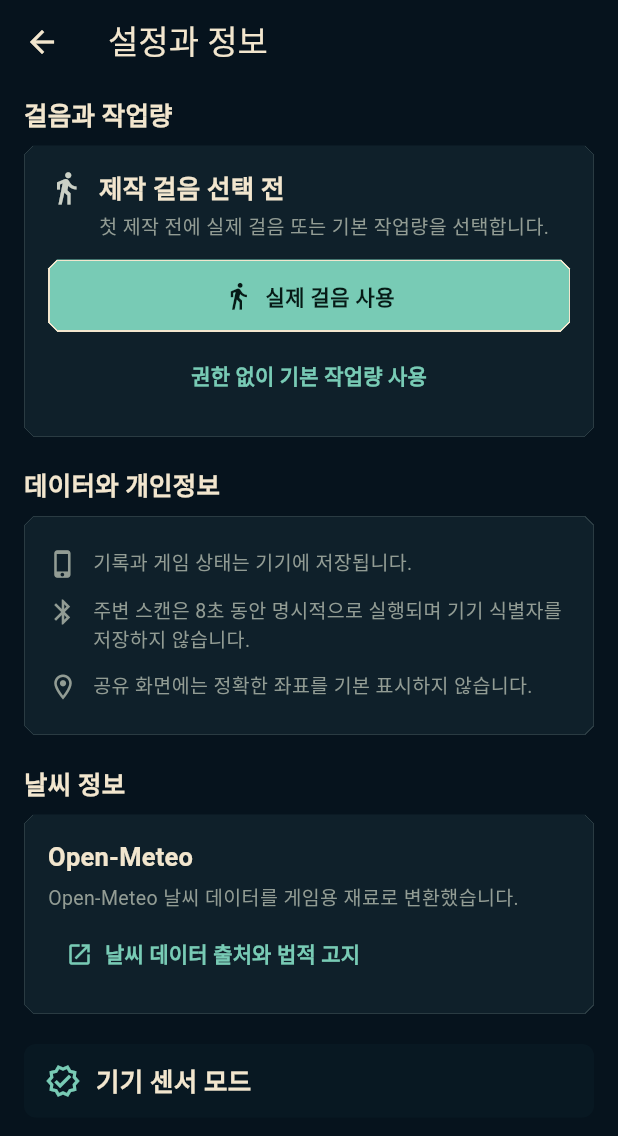
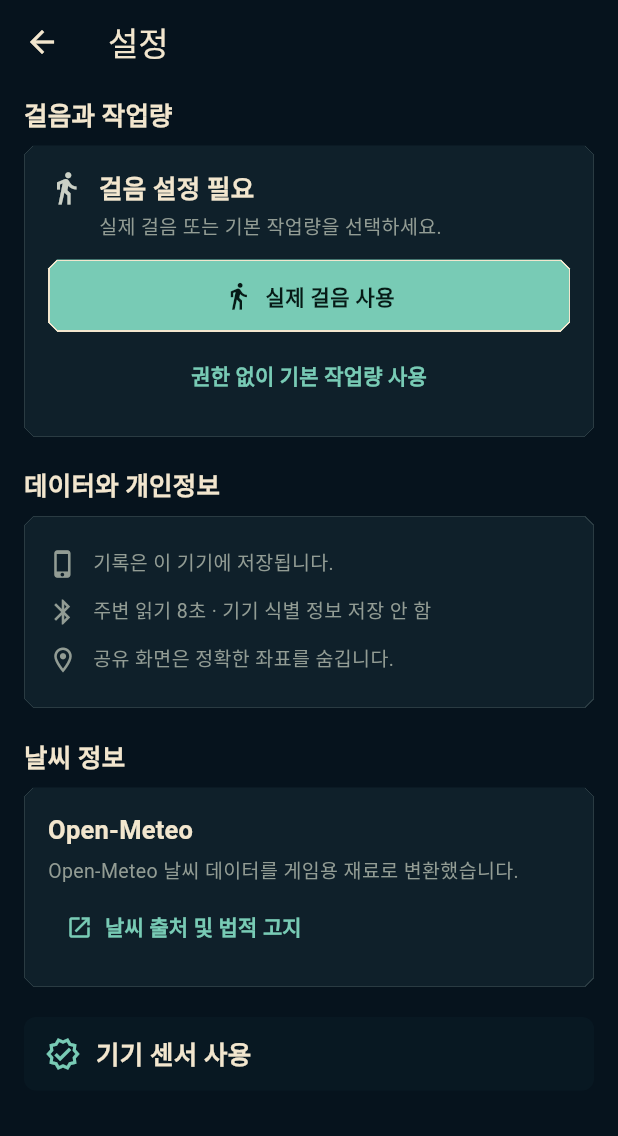
Before and after one commit to eiranotes/Locus, a Flutter app: the SettingsScreen screen opened directly with empty values, on a phone screen of 412 x 824 dp. Shown: the top 1136 px of the screen. Run offline on Flutter 3.47's test engine with Material 3 defaults, Android fonts, the phone set to English and light mode, and no system bars; our stand-ins replace geolocator, permission_handler, sqflite; missing offline and left inert: flame; accounts and stored records are empty.

Commit message:
feat(ui): turn capture history into pixel postcards
What changed:
- compose deterministic record scenes from existing time, season, weather, surroundings, and scenery art
- replace repeated generic record stamps and distill verbose UI copy across the core loop
- add record-scene coverage and update the deterministic UI tour assertion

Why:
- historical captures need recognizable visual identity instead of placeholder-like icons
- visible state and next actions should not be narrated twice

Verification:
- ./tool/validate.sh (92 tests)
- flutter build apk --debug --dart-define=DEMO_MODE=true --no-pub
- deterministic iOS demo tour on LocusPlacementQA with 23 inspected screenshots

Documentation:
- updated PROJECT_STATUS, TASKS, DECISIONS, CHANGELOG, and architecture

Known limitations:
- physical-device accessibility and live WeatherKit/Bluetooth behavior remain release gates

```diff
--- a/lib/src/ui/screens/capture_sheet.dart
+++ b/lib/src/ui/screens/capture_sheet.dart
@@ -271,7 +271,7 @@ class _PreparationView extends StatelessWidget {
               ],
               const SizedBox(height: 8),
               Text(
-                '지역 날씨 모델값을 게임 흔적으로 바꿉니다. 현장 측정값을 뜻하지 않습니다.',
+                '지역 날씨 모델 · 현장 측정 아님',
                 style: Theme.of(context).textTheme.bodySmall,
               ),
             ],
@@ -287,7 +287,7 @@ class _PreparationView extends StatelessWidget {
                 icon: Icons.radar,
                 iconColor: PixelPalette.violet,
                 title: '주변',
-                value: '8초 동안 전파 패턴 읽기',
+                value: '8초 읽기',
                 readiness: value.surroundingReadiness,
               ),
               if (value.surroundingReadiness.isReady) ...<Widget>[
@@ -297,7 +297,7 @@ class _PreparationView extends StatelessWidget {
                   value: includeSurroundings,
                   onChanged: onSurroundingsChanged,
                   title: const Text('주변까지 함께 수집'),
-                  subtitle: const Text('사람 수나 특정 기기를 기록하지 않습니다.'),
+                  subtitle: const Text('기기 식별 정보는 저장하지 않음'),
                 ),
               ],
             ],
@@ -315,7 +315,7 @@ class _PreparationView extends StatelessWidget {
                   crossAxisAlignment: CrossAxisAlignment.start,
                   children: <Widget>[
                     Text(
-                      '제작에 쓸 수 있는 걸음',
+                      '사용 가능한 걸음',
                       style: Theme.of(context).textTheme.titleMedium,
                     ),
                     const SizedBox(height: 3),
@@ -338,7 +338,7 @@ class _PreparationView extends StatelessWidget {
         ),
         const SizedBox(height: 18),
         Text(
-          '준비된 재료는 수집할 때까지 유지됩니다. 지금 만들지 않아도 자동으로 보관됩니다.',
+          '준비된 재료는 자동 보관됩니다.',
           style: Theme.of(context).textTheme.bodyMedium,
           textAlign: TextAlign.center,
         ),
@@ -445,12 +445,12 @@ class _CaptureProgress extends StatelessWidget {
           ),
           const SizedBox(height: 24),
           Text(
-            scansSurroundings ? '주변을 읽는 중' : '날씨를 기록하는 중',
+            scansSurroundings ? '주변 읽는 중' : '날씨 저장 중',
             style: Theme.of(context).textTheme.headlineSmall,
           ),
           const SizedBox(height: 8),
           Text(
-            scansSurroundings ? '화면을 켠 상태로 잠시 기다려 주세요.' : '준비된 날씨 재료를 저장합니다.',
+            scansSurroundings ? '화면을 켠 채 기다려 주세요.' : '잠시만 기다려 주세요.',
             style: Theme.of(context).textTheme.bodyMedium,
           ),
         ],
@@ -559,7 +559,7 @@ class _ResultView extends StatelessWidget {
           ),
         if (bundle.weatherMaterial == null &&
             bundle.surroundingMaterial == null)
-          const PixelCard(child: Text('새로 준비된 재료가 없어 기록만 확인했습니다.')),
+          const PixelCard(child: Text('새 재료 없음 · 기록만 저장')),
         if (bundle.patterns.isNotEmpty) ...<Widget>[
           const SizedBox(height: 14),
           _CollectedPatternsSection(
@@ -648,12 +648,12 @@ class _CollectedPatternsSection extends StatelessWidget {
               const SizedBox(width: 8),
               Expanded(
                 child: Text(
-                  '이번에 수집한 패턴',
+                  '수집 패턴',
                   style: Theme.of(context).textTheme.titleMedium,
                 ),
               ),
               Text(
-                '신규 $newCount · 다시 만남 $repeatedCount',
+                '신규 $newCount · 반복 $repeatedCount',
                 style: Theme.of(context).textTheme.bodyMedium,
               ),
             ],
@@ -673,7 +673,7 @@ class _CollectedPatternsSection extends StatelessWidget {
             _PatternResultSummary(
               title: '동시 조합',
               count: combinations.length,
-              summary: '같은 순간의 정보 조합도 별도 수집물로 저장',
+              summary: '같은 순간에 모인 정보',
             ),
             const SizedBox(height: 11),
             for (
@@ -696,7 +696,7 @@ class _CollectedPatternsSection extends StatelessWidget {
               Align(
                 alignment: Alignment.centerRight,
                 child: Text(
-                  '외 ${combinations.length - representatives.length}개 · 보관함 패턴에서 확인',
+                  '나머지 ${combinations.length - representatives.length}개 · 보관함에서 확인',
                   style: Theme.of(context).textTheme.bodySmall,
                 ),
               ),
@@ -711,7 +711,7 @@ class _CollectedPatternsSection extends StatelessWidget {
               title: '${targetVisitor!.nameKo} 단서',
               count: targetEvidence.length,
               summary:
-                  '${targetEvidence.map((VisitorPatternEvidence item) => compactPatternLabel(item.pattern)).join(' · ')} · 소모되지 않음',
+                  '${targetEvidence.map((VisitorPatternEvidence item) => compactPatternLabel(item.pattern)).join(' · ')} · 비소모 단서',
             ),
           ],
         ],
--- a/lib/src/ui/screens/codex_screen.dart
+++ b/lib/src/ui/screens/codex_screen.dart
@@ -82,7 +82,7 @@ class _VisitorsTab extends StatelessWidget {
             label: '만난 방문자',
             completed: seenIds.length,
             total: controller.catalog.visitors.length,
-            supportingText: '시간·날씨 패턴을 단서로 삼아 방문자 기록을 채워보세요.',
+            supportingText: '패턴에서 방문자 단서를 찾을 수 있습니다.',
           ),
         ),
         for (final group in groups) ...<Widget>[
@@ -266,7 +266,7 @@ class _ObjectKindsTab extends StatelessWidget {
                 label: '만들어 본 물건',
                 completed: madeRecipeIds.length,
                 total: controller.catalog.recipes.length,
-                supportingText: '한 번 만든 물건은 보관함에서 꺼내 다른 골목 조합에 다시 쓸 수 있어요.',
+                supportingText: '보관한 물건은 다시 배치할 수 있습니다.',
               ),
             ),
             for (final group in groups) ...<Widget>[
@@ -372,7 +372,7 @@ class _ObjectKindsTab extends StatelessWidget {
                           ),
                           const SizedBox(height: 4),
                           Text(
-                            made ? '$count개 제작' : '만드는 법을 찾아보세요.',
+                            made ? '$count개 제작' : '만드는 법 미발견',
                             maxLines: 1,
                             overflow: TextOverflow.ellipsis,
                             style: Theme.of(context).textTheme.bodyMedium,
@@ -411,7 +411,7 @@ class _RecipesTab extends StatelessWidget {
             label: '찾은 만드는 법',
             completed: controller.unlockedRecipeIds.length,
             total: controller.catalog.recipes.length,
-            supportingText: '배치 조건을 맞춰 방문자를 만나면 새로운 만드는 법이 열립니다.',
+            supportingText: '방문자를 만나 새 만드는 법을 찾습니다.',
           ),
         ),
         for (final group in groups) ...<Widget>[
@@ -472,12 +472,12 @@ class _RecipesTab extends StatelessWidget {
                             crossAxisAlignment: CrossAxisAlignment.start,
                             children: <Widget>[
                               Text(
-                                '아직 만나지 못한 만드는 법 $lockedCount개',
+                                '잠긴 만드는 법 $lockedCount개',
                                 style: Theme.of(context).textTheme.titleMedium,
                               ),
                               const SizedBox(height: 4),
                               Text(
-                                '이 모음의 방문자 조건을 맞추면 차례로 열립니다.',
+                                '방문자를 만나면 열립니다.',
                                 style: Theme.of(context).textTheme.bodyMedium,
                               ),
                             ],
--- a/lib/src/ui/screens/crafting_screen.dart
+++ b/lib/src/ui/screens/crafting_screen.dart
@@ -343,7 +343,7 @@ class _CraftingDetailScreenState extends State<CraftingDetailScreen> {
           Text('날씨 재료', style: Theme.of(context).textTheme.titleMedium),
           const SizedBox(height: 8),
           if (controller.availableWeatherMaterials.isEmpty)
-            const PixelCard(child: Text('사용 가능한 날씨 재료가 없습니다. 먼저 수집해 주세요.'))
+            const PixelCard(child: Text('날씨를 먼저 수집해 주세요.'))
           else
             _WeatherPicker(
               materials: controller.availableWeatherMaterials,
@@ -357,13 +357,8 @@ class _CraftingDetailScreenState extends State<CraftingDetailScreen> {
           if (weather != null) ...<Widget>[
             const SizedBox(height: 18),
             Text(
-              '이번 물건에서 살릴 흔적',
+              '남길 흔적 · 하나 선택',
               style: Theme.of(context).textTheme.titleMedium,
-            ),
-            const SizedBox(height: 4),
-            Text(
-              '재료의 흔적 중 하나만 골라 형태와 배치 효과를 또렷하게 남깁니다.',
-              style: Theme.of(context).textTheme.bodyMedium,
             ),
             const SizedBox(height: 8),
             _TraitFocusPicker(
@@ -396,7 +391,7 @@ class _CraftingDetailScreenState extends State<CraftingDetailScreen> {
           ),
           const SizedBox(height: 8),
           if (controller.availableSurroundingMaterials.isEmpty)
-            const PixelCard(child: Text('주변 재료 없이 기본 인접 기능으로 만들 수 있습니다.'))
+            const PixelCard(child: Text('선택 없이도 만들 수 있습니다.'))
           else
             _SurroundingPicker(
               materials: controller.availableSurroundingMaterials,
@@ -547,7 +542,7 @@ class _CraftingActionPanel extends StatelessWidget {
           if (constructionInProgress) ...<Widget>[
             const SizedBox(height: 8),
             const Text(
-              '진행 중인 공사가 있어 새 물건을 시작할 수 없습니다.',
+              '진행 중인 공사를 먼저 마쳐 주세요.',
               style: TextStyle(color: PixelPalette.amber),
             ),
           ],
@@ -561,9 +556,7 @@ class _CraftingActionPanel extends StatelessWidget {
           ),
           const SizedBox(height: 8),
           Text(
-            canComplete
-                ? '완성되면 빈 칸에 놓이며 언제든 직접 옮길 수 있습니다.'
-                : '현재 걸음을 먼저 쓰고, 남은 걸음은 이후 동기화할 때 채웁니다.',
+            canComplete ? '완성 후 빈 칸에 자동 배치' : '남은 걸음은 다음 동기화 때 반영',
             textAlign: TextAlign.center,
             style: Theme.of(context).textTheme.bodyMedium,
           ),
--- a/lib/src/ui/screens/home_screen.dart
+++ b/lib/src/ui/screens/home_screen.dart
@@ -351,7 +351,7 @@ class _VisitorGoal extends StatelessWidget {
                   const SizedBox(height: 3),
                   Text(
                     missing == null
-                        ? '조건을 모두 완성했습니다.'
+                        ? '조건 완성'
                         : _visitorRequirementSummary(missing),
                     maxLines: 1,
                     overflow: TextOverflow.ellipsis,
@@ -362,11 +362,11 @@ class _VisitorGoal extends StatelessWidget {
                     repeatWait != null && repeatWait! > Duration.zero
                         ? _repeatWaitLabel(repeatWait!)
                         : clue != null
-                        ? '패턴 단서 · ${compactPatternLabel(clue.pattern)}에서 다시 확인'
+                        ? '패턴 단서 · ${compactPatternLabel(clue.pattern)}'
                         : discovered
-                        ? '조건이 맞으면 장면 기록이 하나 더 남습니다.'
+                        ? '조건을 유지하면 다시 옵니다.'
                         : rewardRecipeName == null
-                        ? '조건을 맞추면 새 기록이 열립니다.'
+                        ? '조건을 맞추면 찾아옵니다.'
                         : '첫 만남 보상 · $rewardRecipeName',
                     maxLines: 1,
                     overflow: TextOverflow.ellipsis,
@@ -468,14 +468,12 @@ class _CraftPrompt extends StatelessWidget {
               crossAxisAlignment: CrossAxisAlignment.start,
               children: <Widget>[
                 Text(
-                  canCraft ? '지금 만들 수 있는 물건 보기' : '먼저 날씨를 수집해 주세요',
+                  canCraft ? '물건 만들기' : '날씨 수집 필요',
                   style: Theme.of(context).textTheme.titleMedium,
                 ),
                 const SizedBox(height: 3),
                 Text(
-                  canCraft
-                      ? '수집한 재료와 걸음으로 물건을 만들면 내 공간에 놓입니다.'
-                      : '날씨를 모아 걸음으로 물건을 만듭니다. 주변 흔적은 선택입니다.',
+                  canCraft ? '재료와 걸음 준비됨' : '주변 수집은 선택',
                   style: Theme.of(context).textTheme.bodyMedium,
                 ),
               ],
--- a/lib/src/ui/screens/placement_editor_screen.dart
+++ b/lib/src/ui/screens/placement_editor_screen.dart
@@ -160,9 +160,7 @@ class _PlacementEditorScreenState extends State<PlacementEditorScreen> {
               ),
               const SizedBox(height: 10),
               if (editorObjects.isEmpty)
-                const PixelCard(
-                  child: Text('배치할 물건이 없습니다. 물건을 만들면 이 카탈로그에 추가됩니다.'),
-                )
+                const PixelCard(child: Text('만든 물건이 없습니다.'))
               else ...<Widget>[
                 _PlacementObjectCatalog(
                   controller: controller,
@@ -973,7 +971,7 @@ class _PlacementFeedback extends StatelessWidget {
     if (!dragging) {
       return const _SceneInstruction(
         icon: 'grab_hand',
-        label: '놓인 물건은 직접 끌기 · 보관함 물건은 길게 눌러 배치',
+        label: '놓인 물건은 끌기 · 보관 물건은 길게 눌러 배치',
         color: PixelPalette.textBody,
       );
     }
@@ -1000,7 +998,7 @@ class _PlacementFeedback extends StatelessWidget {
     final label = completedLabels.isNotEmpty
         ? '${preview!.visitor.nameKo} · ${completedLabels.join(' · ')} 완성'
         : before == null || after == null || total == null
-        ? '놓으면 바로 저장됩니다'
+        ? '놓으면 저장'
         : '${preview!.visitor.nameKo} 조건 $before/$total → $after/$total';
     return _SceneInstruction(
       icon: 'place_chevron',
--- a/lib/src/ui/screens/settings_screen.dart
+++ b/lib/src/ui/screens/settings_screen.dart
@@ -34,7 +34,7 @@ class _SettingsScreenState extends State<SettingsScreen> {
   Widget build(BuildContext context) {
     final controller = AppScope.of(context);
     return Scaffold(
-      appBar: AppBar(title: const Text('설정과 정보')),
+      appBar: AppBar(title: const Text('설정')),
       body: ListView(
         padding: const EdgeInsets.fromLTRB(16, 8, 16, 32),
         children: <Widget>[
@@ -56,15 +56,15 @@ class _SettingsScreenState extends State<SettingsScreen> {
               children: <Widget>[
                 const _InfoLine(
                   icon: Icons.phone_iphone,
-                  text: '기록과 게임 상태는 기기에 저장됩니다.',
+                  text: '기록은 이 기기에 저장됩니다.',
                 ),
                 const _InfoLine(
                   icon: Icons.bluetooth,
-                  text: '주변 스캔은 8초 동안 명시적으로 실행되며 기기 식별자를 저장하지 않습니다.',
+                  text: '주변 읽기 8초 · 기기 식별 정보 저장 안 함',
                 ),
                 const _InfoLine(
                   icon: Icons.location_on_outlined,
-                  text: '공유 화면에는 정확한 좌표를 기본 표시하지 않습니다.',
+                  text: '공유 화면은 정확한 좌표를 숨깁니다.',
                 ),
               ],
             ),
@@ -109,8 +109,7 @@ class _SettingsScreenState extends State<SettingsScreen> {
                           ),
                         const SizedBox(height: 6),
                         Text(
-                          attribution?.notice ??
-                              '날씨 데이터를 게임용 재료로 변환한 값이며 정확한 지점의 직접 측정이라고 표현하지 않습니다.',
+                          attribution?.notice ?? '지역 날씨 모델을 게임 재료로 사용합니다.',
                           style: Theme.of(context).textTheme.bodyMedium,
                         ),
                         if (legalUri != null) ...<Widget>[
@@ -118,7 +117,7 @@ class _SettingsScreenState extends State<SettingsScreen> {
                           TextButton.icon(
                             onPressed: () => _openExternal(legalUri),
                             icon: const Icon(Icons.open_in_new, size: 18),
-                            label: const Text('날씨 데이터 출처와 법적 고지'),
+                            label: const Text('날씨 출처 및 법적 고지'),
                           ),
                         ],
                       ],
@@ -147,7 +146,7 @@ class _SettingsScreenState extends State<SettingsScreen> {
                   const SizedBox(width: 10),
                   Expanded(
                     child: Text(
-                      widget.demoMode ? '오프라인 데모 데이터 사용 중' : '기기 센서 모드',
+                      widget.demoMode ? '오프라인 데모' : '기기 센서 사용',
                       style: Theme.of(context).textTheme.titleMedium,
                     ),
                   ),
@@ -187,9 +186,9 @@ class _SettingsScreenState extends State<SettingsScreen> {
       } else if (status.isPermanentlyDenied) {
         await openAppSettings();
       } else if (mounted) {
-        ScaffoldMessenger.of(context).showSnackBar(
-          const SnackBar(content: Text('권한을 허용하지 않아 현재 걸음 설정을 유지합니다.')),
-        );
+        ScaffoldMessenger.of(
+          context,
+        ).showSnackBar(const SnackBar(content: Text('걸음 권한이 없어 설정을 유지합니다.')));
       }
     } finally {
       if (mounted) {
@@ -240,18 +239,18 @@ class _StepSourceCard extends StatelessWidget {
     final mode = controller.stepTrackingMode;
     final (title, description, icon) = switch (mode) {
       StepTrackingMode.real => (
-        '기기 걸음 사용 중',
-        '최근 걸음을 물건 제작에 사용합니다. 현재 ${formatNumber(controller.availableSteps)}걸음을 쓸 수 있습니다.',
+        '기기 걸음',
+        '사용 가능 ${formatNumber(controller.availableSteps)}걸음',
         Icons.directions_walk,
       ),
       StepTrackingMode.fallback => (
-        '기본 작업량 사용 중',
-        '걸음 권한 없이 하루 ${formatNumber(controller.fallbackDailySteps)}의 작업량을 사용합니다.',
+        '기본 작업량',
+        '하루 ${formatNumber(controller.fallbackDailySteps)}걸음',
         Icons.construction_outlined,
       ),
       StepTrackingMode.undecided => (
-        '제작 걸음 선택 전',
-        '첫 제작 전에 실제 걸음 또는 기본 작업량을 선택합니다.',
+        '걸음 설정 필요',
+        '실제 걸음 또는 기본 작업량을 선택하세요.',
         Icons.directions_walk_outlined,
       ),
     };
```
Also changed, not shown: lib/src/ui/screens/inventory_screen.dart (+17 -79 lines), lib/src/ui/widgets/record_scene_preview.dart (added, +260 -0 lines), 7 other files.
